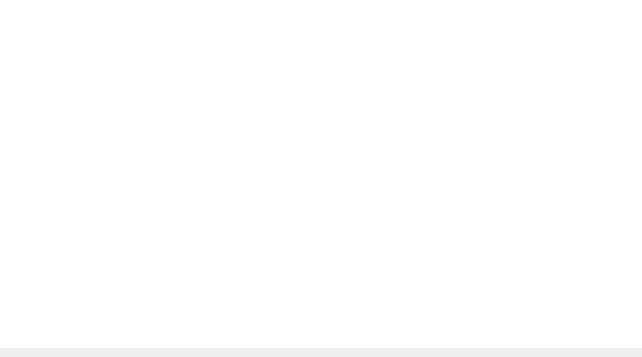
The window that Include/iqt2d/CSceneProviderGuiComp.ui (ImagingTools/Acf) describes before a commit, drawn with Qt 5.
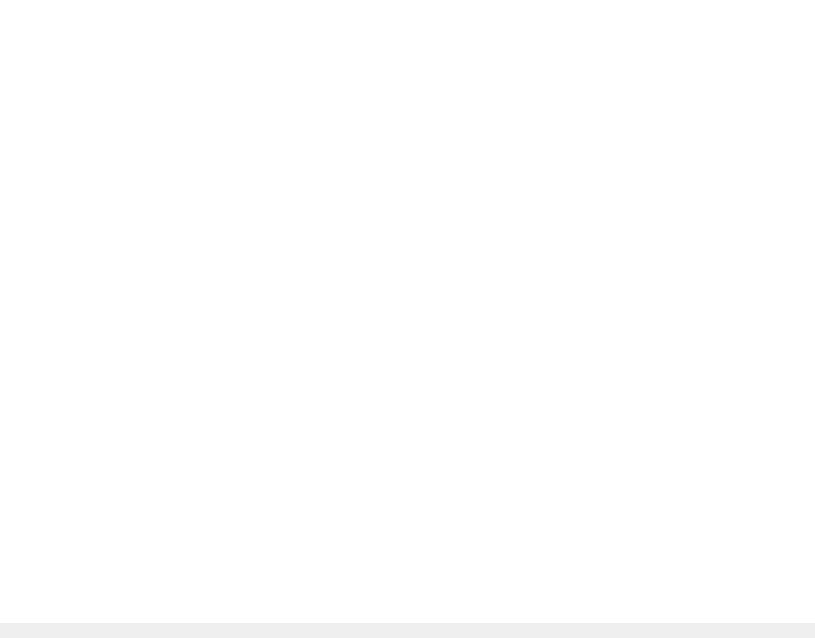
The same window after the commit.

Commit message: Small corrections (e.g. full screen bug fixed in image view). iser::IFileLoaderInfo redesigned.

What changed in the file:
```diff
--- a/Include/iqt2d/CSceneProviderGuiComp.ui
+++ b/Include/iqt2d/CSceneProviderGuiComp.ui
@@ -5,8 +5,8 @@
    <rect>
     <x>0</x>
     <y>0</y>
-    <width>642</width>
-    <height>357</height>
+    <width>815</width>
+    <height>638</height>
    </rect>
   </property>
   <property name="windowTitle" >
@@ -15,10 +15,19 @@
   <property name="styleSheet" >
    <string notr="true" />
   </property>
+  <layout class="QVBoxLayout" name="verticalLayout_2" >
+   <property name="margin" >
+    <number>0</number>
+   </property>
+   <item>
+    <widget class="QFrame" name="CompleteFrame" >
+     <property name="frameShape" >
+      <enum>QFrame::NoFrame</enum>
+     </property>
+     <property name="frameShadow" >
+      <enum>QFrame::Raised</enum>
+     </property>
   <layout class="QVBoxLayout" name="verticalLayout" >
-   <property name="spacing" >
-    <number>0</number>
-   </property>
    <property name="margin" >
     <number>0</number>
    </property>
@@ -105,6 +114,9 @@
          </size>
         </property>
        </spacer>
+         </item>
+        </layout>
+       </widget>
       </item>
      </layout>
     </widget>
```
Lines whose indentation alone changed are shown as unchanged. The commit also changes 6 other files.
